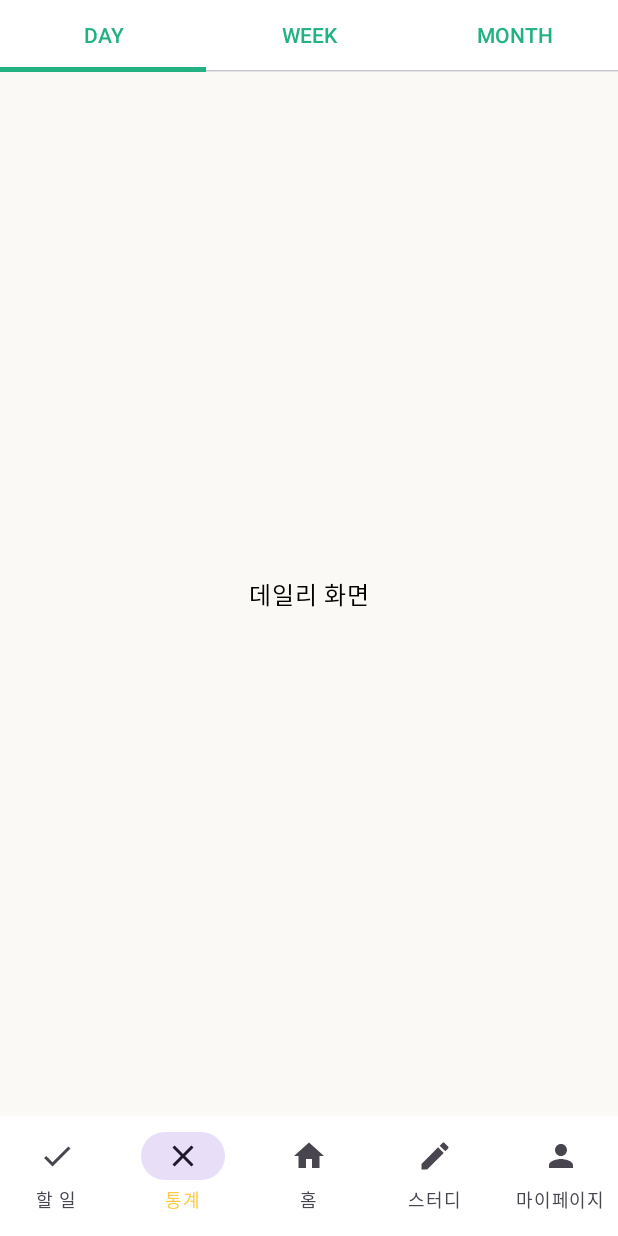
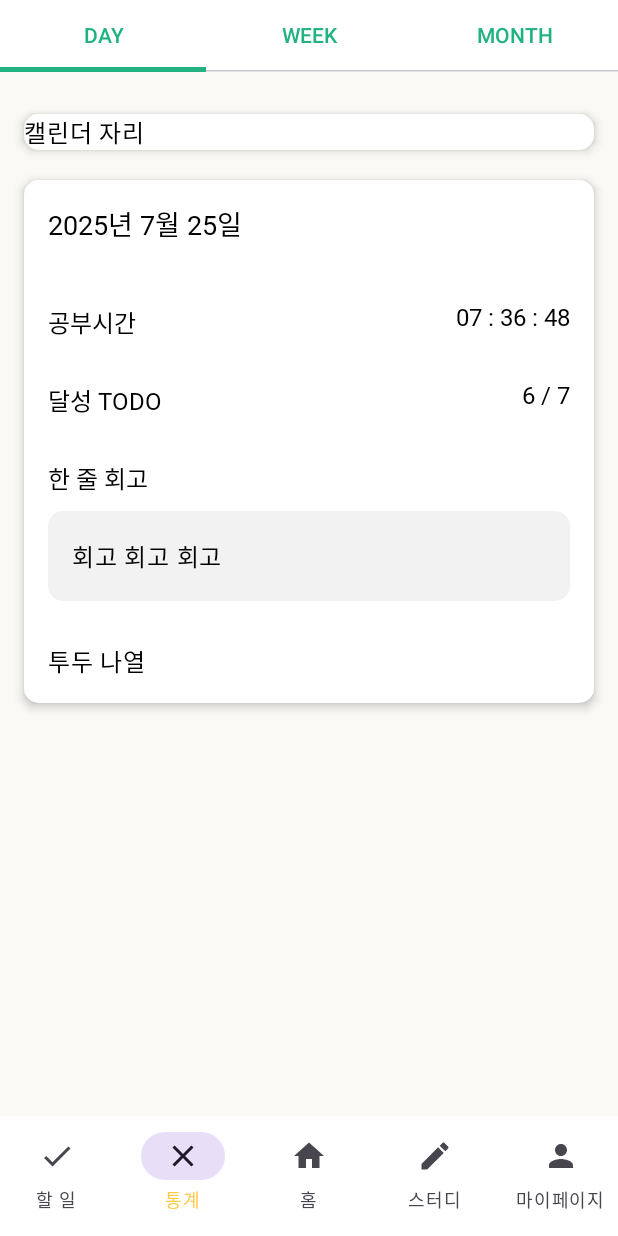
Before and after one commit to LIKELION-Android-Bootcamp-4th/Todori, an Android app built with Jetpack Compose: the StatsScreen screen opened through its navigation route, on a phone screen of 412 x 824 dp. Run offline under Robolectric (Android 15) with nearby library versions, the phone set to English and light mode, and no system bars; Roboto replaces fonts that are not available here.

Commit message:
[UI/DAY 카드 추가 및 프로그레스바 정리]

```diff
--- /dev/null
+++ b/app/src/main/java/com/mukmuk/todori/ui/screen/stats/card/CalendarCard.kt
@@ -0,0 +1,30 @@
+package com.mukmuk.todori.ui.screen.stats.card
+
+import androidx.compose.foundation.layout.fillMaxWidth
+import androidx.compose.foundation.layout.padding
+import androidx.compose.foundation.shape.RoundedCornerShape
+import androidx.compose.material3.Card
+import androidx.compose.material3.CardDefaults
+import androidx.compose.material3.Text
+import androidx.compose.runtime.Composable
+import androidx.compose.ui.Modifier
+import androidx.compose.ui.unit.dp
+import com.mukmuk.todori.ui.theme.Dimens
+import com.mukmuk.todori.ui.theme.Dimens.DefaultCornerRadius
+import com.mukmuk.todori.ui.theme.White
+
+@Composable
+fun CalendarCard() {
+    Card(
+        modifier = Modifier
+            .fillMaxWidth(1f)
+            .padding(horizontal = Dimens.Medium),
+        shape = RoundedCornerShape(DefaultCornerRadius),
+        colors = CardDefaults.cardColors(
+            containerColor = White
+        ),
+        elevation = CardDefaults.cardElevation(4.dp)
+    ) {
+        Text("캘린더 자리")
+    }
+}
--- /dev/null
+++ b/app/src/main/java/com/mukmuk/todori/ui/screen/stats/card/DayStatsCard.kt
@@ -0,0 +1,91 @@
+package com.mukmuk.todori.ui.screen.stats.card
+
+import androidx.compose.foundation.layout.Arrangement
+import androidx.compose.foundation.layout.Box
+import androidx.compose.foundation.layout.Column
+import androidx.compose.foundation.layout.Row
+import androidx.compose.foundation.layout.Spacer
+import androidx.compose.foundation.layout.fillMaxSize
+import androidx.compose.foundation.layout.fillMaxWidth
+import androidx.compose.foundation.layout.height
+import androidx.compose.foundation.layout.padding
+import androidx.compose.foundation.shape.RoundedCornerShape
+import androidx.compose.material3.Card
+import androidx.compose.material3.CardDefaults
+import androidx.compose.material3.Text
+import androidx.compose.runtime.Composable
+import androidx.compose.ui.Alignment
+import androidx.compose.ui.Modifier
+import androidx.compose.ui.unit.dp
+import com.mukmuk.todori.ui.theme.AppTextStyle
+import com.mukmuk.todori.ui.theme.Dimens
+import com.mukmuk.todori.ui.theme.Dimens.DefaultCornerRadius
+import com.mukmuk.todori.ui.theme.Gray
+import com.mukmuk.todori.ui.theme.LightGray
+import com.mukmuk.todori.ui.theme.White
+
+@Composable
+fun DayStatsCard() {
+    Card(
+        modifier = Modifier
+            .fillMaxWidth(1f)
+            .padding(horizontal = Dimens.Medium),
+        shape = RoundedCornerShape(DefaultCornerRadius),
+        colors = CardDefaults.cardColors(
+            containerColor = White
+        ),
+        elevation = CardDefaults.cardElevation(4.dp)
+    ) {
+        Column(modifier = Modifier.padding(Dimens.Medium)) {
+            //날짜
+            Text("2025년 7월 25일", style = AppTextStyle.TitleSmall)
+            Spacer(modifier = Modifier.height(Dimens.XXLarge))
+
+            //공부시간
+            Row (
+                modifier = Modifier.fillMaxWidth(),
+                horizontalArrangement = Arrangement.SpaceBetween
+            ){
+                Text("공부시간", style = AppTextStyle.Body)
+                Text("07 : 36 : 48", style = AppTextStyle.BodyLarge)
+            }
+            Spacer(modifier = Modifier.height(Dimens.XLarge))
+
+            //달성 투두
+            Row (
+                modifier = Modifier.fillMaxWidth(),
+                horizontalArrangement = Arrangement.SpaceBetween
+            ){
+                Text("달성 TODO", style = AppTextStyle.Body)
+                Text("6 / 7", style = AppTextStyle.BodyLarge)
+            }
+            Spacer(modifier = Modifier.height(Dimens.XLarge))
+
+            //한 줄 회고
+            Text("한 줄 회고", style = AppTextStyle.Body)
+            Spacer(modifier = Modifier.height(Dimens.Small))
+            Card(
+                modifier = Modifier
+                    .fillMaxWidth()
+                    .height(60.dp),
+                shape = RoundedCornerShape(DefaultCornerRadius),
+                colors = CardDefaults.cardColors(
+                    containerColor = LightGray
+                ),
+            ) {
+                Box(
+                    modifier = Modifier
+                        .fillMaxSize()
+                        .padding(horizontal = Dimens.Medium),
+                    contentAlignment = Alignment.CenterStart
+                ) {
+                    Text("회고 회고 회고")
+                }
+            }
+            Spacer(modifier = Modifier.height(Dimens.XLarge))
+
+            //투두
+            Text("투두 나열")
+        }
+    }
+}
--- a/app/src/main/java/com/mukmuk/todori/ui/screen/stats/card/MonthCard.kt
+++ b/app/src/main/java/com/mukmuk/todori/ui/screen/stats/card/MonthCard.kt
@@ -64,7 +64,7 @@ fun MonthCard() {
                 }
             }
 
-            //TODO 달성률
+            //투두 달성률
             Card(
                 modifier = Modifier
                     .weight(1f)
--- a/app/src/main/java/com/mukmuk/todori/ui/screen/stats/card/MonthProgress.kt
+++ b/app/src/main/java/com/mukmuk/todori/ui/screen/stats/card/MonthProgress.kt
@@ -1,6 +1,8 @@
 package com.mukmuk.todori.ui.screen.stats.card
 
+import androidx.compose.foundation.layout.Arrangement
 import androidx.compose.foundation.layout.Column
+import androidx.compose.foundation.layout.Row
 import androidx.compose.foundation.layout.Spacer
 import androidx.compose.foundation.layout.fillMaxWidth
 import androidx.compose.foundation.layout.height
@@ -33,7 +35,15 @@ fun MonthProgress() {
             Column(modifier = Modifier.padding(Dimens.Medium)) {
                 Text("월간 통계", style = AppTextStyle.TitleSmall)
                 Spacer(modifier = Modifier.height(Dimens.XLarge))
-                Text("프로그레스바..")
+                Row (
+                    modifier = Modifier.fillMaxWidth(),
+                    horizontalArrangement = Arrangement.SpaceBetween
+                ) {
+                    Text("개인", style = AppTextStyle.BodyLarge)
+                    Text("180/210", style = AppTextStyle.Body)
+                }
+                Spacer(modifier = Modifier.height(Dimens.Tiny))
+                Text("프로그레스바..") //나중에 합치기
             }
         }
     }
--- a/app/src/main/java/com/mukmuk/todori/ui/screen/stats/card/WeekProgress.kt
+++ b/app/src/main/java/com/mukmuk/todori/ui/screen/stats/card/WeekProgress.kt
@@ -1,6 +1,8 @@
 package com.mukmuk.todori.ui.screen.stats.card
 
+import androidx.compose.foundation.layout.Arrangement
 import androidx.compose.foundation.layout.Column
+import androidx.compose.foundation.layout.Row
 import androidx.compose.foundation.layout.Spacer
 import androidx.compose.foundation.layout.fillMaxWidth
 import androidx.compose.foundation.layout.height
@@ -34,7 +36,15 @@ fun WeekProgress(
             Column(modifier = Modifier.padding(Dimens.Medium)) {
                 Text("주간 TODO 통계", style = AppTextStyle.TitleSmall)
                 Spacer(modifier = Modifier.height(Dimens.XLarge))
-                Text("프로그레스바..")
+                Row (
+                    modifier = Modifier.fillMaxWidth(),
+                    horizontalArrangement = Arrangement.SpaceBetween
+                ) {
+                    Text("월", style = AppTextStyle.BodyLarge)
+                    Text("8/10", style = AppTextStyle.Body)
+                }
+                Spacer(modifier = Modifier.height(Dimens.Tiny))
+                Text("프로그레스바..") //나중에 합치기
             }
         }
     }
--- /dev/null
+++ b/app/src/main/java/com/mukmuk/todori/ui/screen/stats/component/Calendar.kt
@@ -0,0 +1,9 @@
+package com.mukmuk.todori.ui.screen.stats.component
+
+import androidx.compose.material3.Text
+import androidx.compose.runtime.Composable
+
+@Composable
+fun Calendar() {
+    Text("캘린더 자리")
+}
--- a/app/src/main/java/com/mukmuk/todori/ui/screen/stats/tab/DayTab.kt
+++ b/app/src/main/java/com/mukmuk/todori/ui/screen/stats/tab/DayTab.kt
@@ -1,15 +1,25 @@
 package com.mukmuk.todori.ui.screen.stats.tab
 
-import androidx.compose.foundation.layout.Box
+import androidx.compose.foundation.layout.Column
+import androidx.compose.foundation.layout.Spacer
 import androidx.compose.foundation.layout.fillMaxSize
-import androidx.compose.material3.Text
+import androidx.compose.foundation.layout.height
 import androidx.compose.runtime.Composable
 import androidx.compose.ui.Alignment
 import androidx.compose.ui.Modifier
+import com.mukmuk.todori.ui.screen.stats.card.CalendarCard
+import com.mukmuk.todori.ui.screen.stats.card.DayStatsCard
+import com.mukmuk.todori.ui.theme.Dimens
 
 @Composable
 fun DayTab() {
-    Box(modifier = Modifier.fillMaxSize(), contentAlignment = Alignment.Center) {
-        Text("데일리 화면")
+    Column(
+        horizontalAlignment = Alignment.CenterHorizontally,
+        modifier = Modifier.fillMaxSize()
+    ) {
+        Spacer(modifier = Modifier.height(Dimens.XLarge))
+        CalendarCard()
+        Spacer(modifier = Modifier.height(Dimens.Large))
+        DayStatsCard()
     }
 }
```
